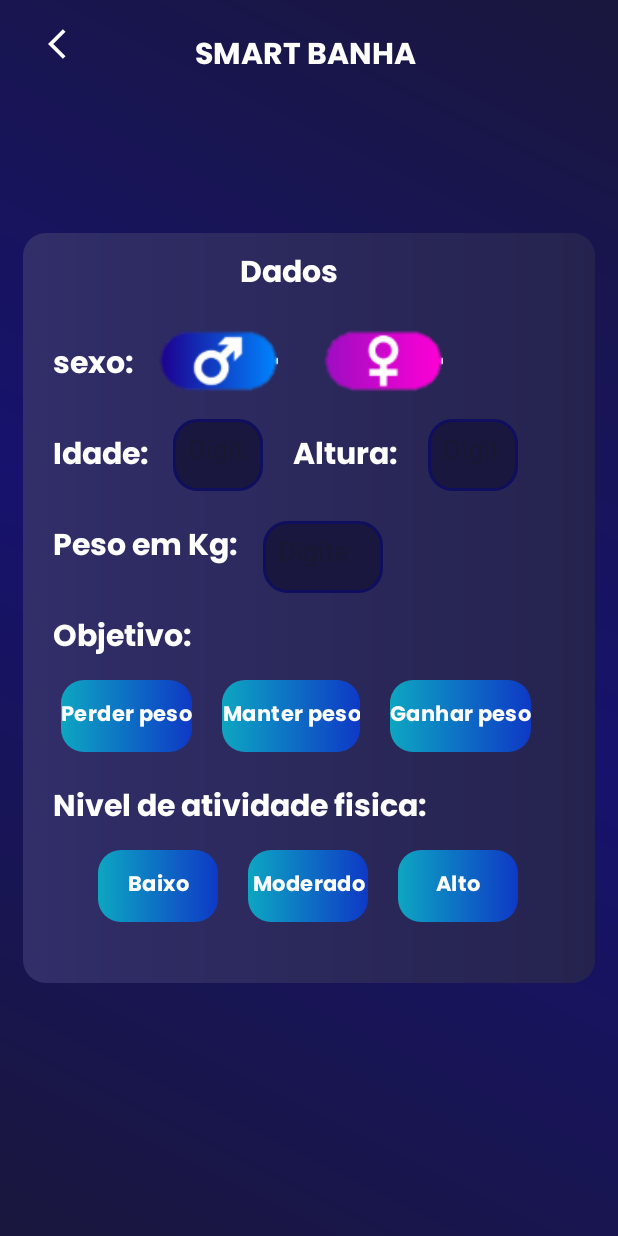
After one commit to Tiag0Sants/Smart-Banha, an Android app: the cadastro2 screen opened directly, with no data from a screen before it, on a phone screen of 412 x 824 dp. The commit adds this screen. Run offline under Robolectric (Android 15) with nearby library versions, the phone set to English and light mode, and no system bars.

Commit message:
Taquei toolbar em tudo, só falta essa merda funcionar

```diff
--- a/app/src/main/AndroidManifest.xml
+++ b/app/src/main/AndroidManifest.xml
@@ -12,6 +12,9 @@
         android:supportsRtl="true"
         android:theme="@style/Theme.Prototipo2"
         tools:targetApi="31">
+        <activity
+            android:name=".cadastro2"
+            android:exported="false" />
         <activity
             android:name=".perfil"
             android:exported="false" />
--- a/app/src/main/java/com/example/prototipo2/FormLogin.java
+++ b/app/src/main/java/com/example/prototipo2/FormLogin.java
@@ -15,20 +15,27 @@ import android.view.View;
 import java.util.Objects;
 import android.widget.Button;
 import android.widget.EditText;
+import android.widget.ImageView;
 
 public class FormLogin extends AppCompatActivity {
 
     EditText login_email, login_senha;
     Button botao_login;
 
+    ImageView btnvoltar;
+
     @Override
     protected void onCreate(Bundle savedInstanceState) {
         super.onCreate(savedInstanceState);
         setContentView(R.layout.activity_form_login);
 
+        btnvoltar = (ImageView) findViewById(R.id.btnvoltar);
+        btnvoltar.setOnClickListener((View.OnClickListener) this);
+
         login_email = findViewById(R.id.login_email);
         login_senha = findViewById(R.id.login_senha);
         botao_login = findViewById(R.id.botao_login);
+
 
         botao_login.setOnClickListener(new View.OnClickListener() {
             @Override
--- a/app/src/main/java/com/example/prototipo2/Home.java
+++ b/app/src/main/java/com/example/prototipo2/Home.java
@@ -6,8 +6,10 @@ import android.content.Intent;
 import android.os.Bundle;
 import android.view.View;
 import android.widget.Button;
+import android.widget.ImageView;
 
 public class Home extends AppCompatActivity implements View.OnClickListener {
+    ImageView btnvoltar;
 
     Button atendimento;
 
@@ -15,6 +17,9 @@ public class Home extends AppCompatActivity implements View.OnClickListener {
     protected void onCreate(Bundle savedInstanceState) {
         super.onCreate(savedInstanceState);
         setContentView(R.layout.activity_home);
+
+        btnvoltar = (ImageView) findViewById(R.id.btnvoltar);
+        btnvoltar.setOnClickListener(this);
 
         atendimento = (Button) findViewById(R.id.atendimento);
         atendimento.setOnClickListener(this);
@@ -29,6 +34,11 @@ public class Home extends AppCompatActivity implements View.OnClickListener {
             startActivity(tela);
         }
 
+        if (v.getId() == R.id.btnvoltar) {
+            //se clicou no botão Voltar
+            Intent tela = new Intent(this, Inicial.class);
+            startActivity(tela);
+        }
 
     }
 }
--- /dev/null
+++ b/app/src/main/java/com/example/prototipo2/cadastro2.java
@@ -0,0 +1,14 @@
+package com.example.prototipo2;
+
+import androidx.appcompat.app.AppCompatActivity;
+
+import android.os.Bundle;
+
+public class cadastro2 extends AppCompatActivity {
+
+    @Override
+    protected void onCreate(Bundle savedInstanceState) {
+        super.onCreate(savedInstanceState);
+        setContentView(R.layout.activity_cadastro2);
+    }
+}
--- a/app/src/main/java/com/example/prototipo2/suporte.java
+++ b/app/src/main/java/com/example/prototipo2/suporte.java
@@ -1,5 +1,6 @@
 package com.example.prototipo2;
 
+import android.content.Intent;
 import android.os.Bundle;
 
 import androidx.fragment.app.Fragment;
@@ -7,9 +8,12 @@ import androidx.fragment.app.Fragment;
 import android.view.LayoutInflater;
 import android.view.View;
 import android.view.ViewGroup;
+import android.widget.Button;
+import android.widget.ImageView;
 
 
-public class suporte extends Fragment {
+public class suporte extends Fragment implements View.OnClickListener {
+    ImageView btnvoltar;
 
 
     @Override
@@ -17,5 +21,18 @@ public class suporte extends Fragment {
                              Bundle savedInstanceState) {
         // Inflate the layout for this fragment
         return inflater.inflate(R.layout.fragment_suporte, container, false);
+
+        btnvoltar = (ImageView) findViewById(R.id.btnvoltar);
+
+        btnvoltar.setOnClickListener(this);
+    }
+
+    @Override
+    public void onClick(View v) {
+        if (v.getId() == R.id.btnvoltar) {
+            //se clicou no botão de voltar
+            Intent tela = new Intent(this, Home.class);
+            startActivity(tela);
+        }
     }
 }
--- a/app/src/main/res/layout/activity_cadastro.xml
+++ b/app/src/main/res/layout/activity_cadastro.xml
@@ -6,6 +6,10 @@
     android:layout_height="match_parent"
     android:background="@drawable/background"
     tools:context=".cadastro">
+
+    <include
+        android:id="@+id/include"
+        layout="@layout/toolbar" />
 
     <TextView
         android:id="@+id/smart_banha"
--- /dev/null
+++ b/app/src/main/res/layout/activity_cadastro2.xml
@@ -0,0 +1,321 @@
+<?xml version="1.0" encoding="utf-8"?>
+<androidx.constraintlayout.widget.ConstraintLayout xmlns:android="http://schemas.android.com/apk/res/android"
+    xmlns:app="http://schemas.android.com/apk/res-auto"
+    xmlns:tools="http://schemas.android.com/tools"
+    android:layout_width="match_parent"
+    android:layout_height="match_parent"
+    android:background="@drawable/background"
+    tools:context=".cadastro2">
+
+    <include
+        android:id="@+id/include"
+        layout="@layout/toolbar" />
+
+    <TextView
+        android:id="@+id/smart_banha"
+        android:layout_width="match_parent"
+        android:layout_height="wrap_content"
+        android:fontFamily="@font/poppins_bold"
+        android:text="SMART BANHA"
+        android:textColor="@color/white"
+        android:textSize="20dp"
+        android:layout_marginLeft="130dp"
+        app:layout_constraintStart_toStartOf="parent"
+        app:layout_constraintStart_toEndOf="parent"
+        app:layout_constraintTop_toTopOf="parent"
+        android:layout_marginTop="20dp"/>
+
+    <View
+        android:id="@+id/container_components"
+        android:layout_height="500dp"
+        style="@style/ContainerComponents"
+        app:layout_constraintStart_toStartOf="parent"
+        app:layout_constraintStart_toEndOf="parent"
+        app:layout_constraintTop_toBottomOf="@id/smart_banha"/>
+
+    <TextView
+        android:id="@+id/dados"
+        android:layout_width="match_parent"
+        android:layout_height="wrap_content"
+        android:text="Dados"
+        android:textSize="20dp"
+        android:textColor="@color/white"
+        android:fontFamily="@font/poppins_bold"
+        android:layout_marginLeft="160dp"
+        android:layout_marginTop="10dp"
+        app:layout_constraintStart_toEndOf="@id/container_components"
+        app:layout_constraintStart_toStartOf="@id/container_components"
+        app:layout_constraintTop_toTopOf="@id/container_components"
+        tools:ignore="InvalidId" />
+
+    <TextView
+        android:id="@+id/sexo"
+        android:layout_width="wrap_content"
+        android:layout_height="wrap_content"
+        android:text="sexo:"
+        android:textSize="20dp"
+        android:textColor="@color/white"
+        android:fontFamily="@font/poppins_bold"
+        app:layout_constraintStart_toStartOf="@+id/container_components"
+        app:layout_constraintStart_toEndOf="@+id/container_components"
+        app:layout_constraintTop_toBottomOf="@+id/dados"
+        android:layout_marginLeft="20dp"
+        android:layout_marginTop="25dp" />
+
+    <RadioGroup
+        android:id="@+id/genero_grupo"
+        android:layout_width="wrap_content"
+        android:layout_height="wrap_content"
+        android:orientation="horizontal"
+        app:layout_constraintStart_toEndOf="@id/container_components"
+        app:layout_constraintStart_toStartOf="@id/container_components"
+        app:layout_constraintTop_toBottomOf="@+id/dados"
+        android:layout_marginLeft="80dp"
+        >
+
+        <RadioButton
+            android:id="@+id/radio_male"
+            android:layout_width="wrap_content"
+            android:layout_height="wrap_content"
+            android:button="@null"
+            android:background="?android:attr/selectableItemBackground"
+            android:drawableLeft="@drawable/Male"
+            android:layout_marginLeft="10dp"
+            />
+
+        <RadioButton
+            android:id="@+id/radio_female"
+            android:layout_width="wrap_content"
+            android:layout_height="wrap_content"
+            android:button="@null"
+            android:background="?android:attr/selectableItemBackground"
+            android:drawableLeft="@drawable/Female"
+            android:layout_marginLeft="30dp"
+            />
+    </RadioGroup>
+
+    <TextView
+        android:id="@+id/idade"
+        android:layout_width="wrap_content"
+        android:layout_height="wrap_content"
+        android:text="Idade:"
+        android:textSize="20dp"
+        android:textColor="@color/white"
+        android:fontFamily="@font/poppins_bold"
+        app:layout_constraintStart_toStartOf="@+id/container_components"
+        app:layout_constraintStart_toEndOf="@+id/container_components"
+        app:layout_constraintTop_toBottomOf="@+id/sexo"
+        android:layout_marginLeft="20dp"
+        android:layout_marginTop="25dp" />
+
+    <EditText
+        android:id="@+id/valor_idade"
+        android:layout_width="60dp"
+        android:layout_height="48dp"
+        android:textColor="@color/white"
+        app:layout_constraintStart_toStartOf="@+id/container_components"
+        app:layout_constraintStart_toEndOf="@+id/container_components"
+        app:layout_constraintTop_toBottomOf="@+id/genero_grupo"
+        android:layout_marginLeft="100dp"
+        android:layout_marginTop="-1dp"
+        android:hint="Digite sua idade"
+        style="@style/edit_text_senha" />
+
+    <TextView
+        android:id="@+id/altura"
+        android:layout_width="wrap_content"
+        android:layout_height="wrap_content"
+        android:text="Altura:"
+        android:textSize="20dp"
+        android:textColor="@color/white"
+        android:fontFamily="@font/poppins_bold"
+        app:layout_constraintStart_toStartOf="@+id/container_components"
+        app:layout_constraintStart_toEndOf="@+id/container_components"
+        app:layout_constraintTop_toBottomOf="@+id/sexo"
+        android:layout_marginLeft="180dp"
+        android:layout_marginTop="25dp" />
+
+    <EditText
+        android:id="@+id/valor_altura"
+        android:textColor="@color/white"
+        android:layout_width="60dp"
+        android:layout_height="48dp"
+        app:layout_constraintStart_toStartOf="@+id/container_components"
+        app:layout_constraintStart_toEndOf="@+id/container_components"
+        app:layout_constraintTop_toBottomOf="@+id/genero_grupo"
+        android:layout_marginLeft="270dp"
+        android:layout_marginTop="-1dp"
+        android:hint="Digite sua idade"
+        style="@style/edit_text_senha" />
+
+    <TextView
+        android:id="@+id/peso"
+        android:layout_width="wrap_content"
+        android:layout_height="wrap_content"
+        android:text="Peso em Kg:"
+        android:textSize="20dp"
+        android:textColor="@color/white"
+        android:fontFamily="@font/poppins_bold"
+        app:layout_constraintStart_toStartOf="@+id/container_components"
+        app:layout_constraintStart_toEndOf="@+id/container_components"
+        app:layout_constraintTop_toBottomOf="@+id/idade"
+        android:layout_marginLeft="20dp"
+        android:layout_marginTop="25dp" />
+
+    <EditText
+        android:id="@+id/valor_peso"
+        android:textColor="@color/white"
+        android:layout_width="80dp"
+        android:layout_height="48dp"
+        app:layout_constraintStart_toStartOf="@+id/container_components"
+        app:layout_constraintStart_toEndOf="@+id/container_components"
+        app:layout_constraintTop_toBottomOf="@+id/valor_altura"
+        android:layout_marginLeft="160dp"
+        android:layout_marginTop="20dp"
+        android:hint="Digite sua idade"
+        style="@style/edit_text_senha" />
+
+    <TextView
+        android:id="@+id/obj"
+        android:layout_width="wrap_content"
+        android:layout_height="wrap_content"
+        android:text="Objetivo:"
+        android:textColor="@color/white"
+        android:fontFamily="@font/poppins_bold"
+        android:textSize="20dp"
+        app:layout_constraintStart_toEndOf="@id/container_components"
+        app:layout_constraintStart_toStartOf="@id/container_components"
+        app:layout_constraintTop_toBottomOf="@+id/peso"
+        android:layout_marginLeft="20dp"
+        android:layout_marginTop="25dp"/>
+
+
+
+    <RadioGroup
+        android:id="@+id/obj_grupo"
+        android:layout_width="wrap_content"
+        android:layout_height="wrap_content"
+        android:orientation="horizontal"
+        app:layout_constraintStart_toEndOf="@id/container_components"
+        app:layout_constraintStart_toStartOf="@id/container_components"
+        app:layout_constraintTop_toBottomOf="@+id/obj"
+        android:layout_marginLeft="5dp"
+        android:layout_marginTop="10dp"
+        >
+
+        <RadioButton
+            android:id="@+id/radio_perder"
+            android:layout_width="wrap_content"
+            android:layout_height="wrap_content"
+            android:button="@null"
+            android:textAlignment="center"
+            android:background="@drawable/button"
+            android:text="Perder peso"
+            android:textColor="@color/white"
+            android:fontFamily="@font/poppins_bold"
+            android:layout_marginLeft="20dp"
+            />
+
+        <RadioButton
+            android:id="@+id/radio_manter"
+            android:layout_width="wrap_content"
+            android:layout_height="wrap_content"
+            android:button="@null"
+            android:textAlignment="center"
+            android:background="@drawable/button"
+            android:text="Manter peso"
+            android:textColor="@color/white"
+            android:fontFamily="@font/poppins_bold"
+            android:layout_marginLeft="20dp"
+            />
+
+        <RadioButton
+            android:id="@+id/radio_ganhar"
+            android:layout_width="wrap_content"
+            android:layout_height="wrap_content"
+            android:button="@null"
+            android:textAlignment="center"
+            android:background="@drawable/button"
+            android:text="Ganhar peso"
+            android:textColor="@color/white"
+            android:fontFamily="@font/poppins_bold"
+            android:layout_marginLeft="20dp"
+            />
+
+
+
+    </RadioGroup>
+
+
+    <TextView
+        android:id="@+id/nivel"
+        android:layout_width="wrap_content"
+        android:layout_height="wrap_content"
+        android:text="Nivel de atividade fisica:"
+        android:textColor="@color/white"
+        android:fontFamily="@font/poppins_bold"
+        android:textSize="20dp"
+        app:layout_constraintStart_toEndOf="@id/container_components"
+        app:layout_constraintStart_toStartOf="@id/container_components"
+        app:layout_constraintTop_toBottomOf="@+id/obj_grupo"
+        android:layout_marginLeft="20dp"
+        android:layout_marginTop="20dp"/>
+
+    <RadioGroup
+        android:layout_width="wrap_content"
+        android:layout_height="wrap_content"
+        android:orientation="horizontal"
+        app:layout_constraintStart_toEndOf="@id/container_components"
+        app:layout_constraintStart_toStartOf="@id/container_components"
+        app:layout_constraintTop_toBottomOf="@+id/nivel"
+        android:layout_marginTop="10dp"
+        android:layout_marginLeft="30dp">
+
+        <RadioButton
+            android:id="@+id/radio_baixo"
+            android:layout_width="80dp"
+            android:layout_height="wrap_content"
+            android:button="@null"
+            android:textAlignment="center"
+            android:background="@drawable/button"
+            android:textColor="@color/white"
+            android:fontFamily="@font/poppins_bold"
+            android:layout_marginLeft="20dp"
+            android:text="Baixo"/>
+
+        <RadioButton
+            android:id="@+id/radio_moderado"
+            android:layout_width="80dp"
+            android:layout_height="wrap_content"
+            android:button="@null"
+            android:textAlignment="center"
+            android:background="@drawable/button"
+            android:textColor="@color/white"
+            android:fontFamily="@font/poppins_bold"
+            android:layout_marginLeft="20dp"
+            android:text="Moderado"/>
+
+        <RadioButton
+            android:id="@+id/radio_alto"
+            android:layout_width="80dp"
+            android:layout_height="wrap_content"
+            android:button="@null"
+            android:textAlignment="center"
+            android:background="@drawable/button"
+            android:textColor="@color/white"
+            android:fontFamily="@font/poppins_bold"
+            android:layout_marginLeft="20dp"
+            android:text="Alto"/>
+
+
+</RadioGroup>
+
+
+
+
+
+
+
+
+
+</androidx.constraintlayout.widget.ConstraintLayout>
--- a/app/src/main/res/layout/activity_form_login.xml
+++ b/app/src/main/res/layout/activity_form_login.xml
@@ -6,6 +6,10 @@
     android:layout_height="match_parent"
     android:background="@drawable/background"
     tools:context=".FormLogin">
+
+    <include
+        android:id="@+id/include"
+        layout="@layout/toolbar" />
 
     <TextView
         android:id="@+id/smart_banha"
@@ -18,7 +22,7 @@
         android:layout_marginLeft="130dp"
         app:layout_constraintStart_toStartOf="parent"
         app:layout_constraintStart_toEndOf="parent"
-        app:layout_constraintTop_toTopOf="parent"
+        app:layout_constraintTop_toBottomOf="@+id/include"
         android:layout_marginTop="20dp"/>
 
     <View
--- a/app/src/main/res/layout/activity_home.xml
+++ b/app/src/main/res/layout/activity_home.xml
@@ -7,6 +7,10 @@
     android:background="@drawable/background"
     tools:context=".Home">
 
+    <include
+        android:id="@+id/include"
+        layout="@layout/toolbar" />
+
     <ImageView
         android:id="@+id/imagem_perfil"
         android:layout_width="60dp"
@@ -14,7 +18,7 @@
         android:src="@drawable/perfil_provisorio"
         app:layout_constraintStart_toStartOf="parent"
         app:layout_constraintEnd_toEndOf="parent"
-        app:layout_constraintTop_toTopOf="parent"
+        app:layout_constraintTop_toBottomOf="@+id/include"
         android:layout_marginLeft="-320dp"
         android:layout_marginTop="15dp"/>
 
@@ -27,7 +31,7 @@
         android:layout_height="wrap_content"
         app:layout_constraintStart_toStartOf="parent"
         app:layout_constraintEnd_toEndOf="parent"
-        app:layout_constraintTop_toTopOf="parent"
+        app:layout_constraintTop_toBottomOf="@+id/include"
         android:layout_marginLeft="90dp"
         android:layout_marginTop="30dp"/>
 
@@ -39,8 +43,8 @@
         android:textColor="@color/white"
         android:fontFamily="@font/poppins_bold"
         android:layout_marginLeft="15dp"
-        app:layout_constraintTop_toBottomOf="@+id/msg_bemvindo"
-        android:layout_marginTop="80dp"
+        app:layout_constraintTop_toBottomOf="@+id/imagem_perfil"
+        android:layout_marginTop="30dp"
         tools:ignore="UnknownId" />
 
     <androidx.appcompat.widget.AppCompatButton
--- a/app/src/main/res/layout/activity_perfil.xml
+++ b/app/src/main/res/layout/activity_perfil.xml
@@ -7,6 +7,10 @@
     android:background="@drawable/background"
     tools:context=".perfil">
 
+    <include
+        android:id="@+id/include"
+        layout="@layout/toolbar" />
+
     <ImageView
         android:id="@+id/foto_perfil"
         android:layout_width="150dp"
@@ -15,7 +19,7 @@
         app:layout_constraintStart_toStartOf="parent"
         app:layout_constraintEnd_toEndOf="parent"
         app:layout_constraintTop_toTopOf="parent"
-        android:layout_marginTop="30dp"/>
+        android:layout_marginTop="40dp"/>
 
     <View
         android:id="@+id/info"
--- a/app/src/main/res/layout/toolbar.xml
+++ b/app/src/main/res/layout/toolbar.xml
@@ -23,7 +23,6 @@
             android:layout_height="wrap_content"
             android:layout_toEndOf="@+id/btnvoltar"
             android:layout_marginLeft="10dp"
-            android:text="Suporte"
             android:textColor="@color/white"
             android:fontFamily="@font/poppins_bold"
             android:textSize="15sp"
```
Also changed, not shown: app/src/main/res/drawable/Female.png (added), app/src/main/res/drawable/Male.png (added).
